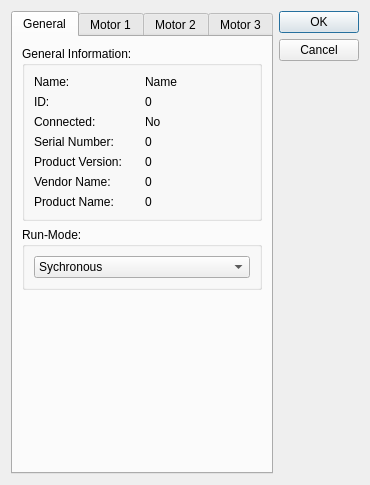
Old version of the form USBMotion3XIII/dialogUSBMotion3XIII.ui in the repository itom-project/plugins.
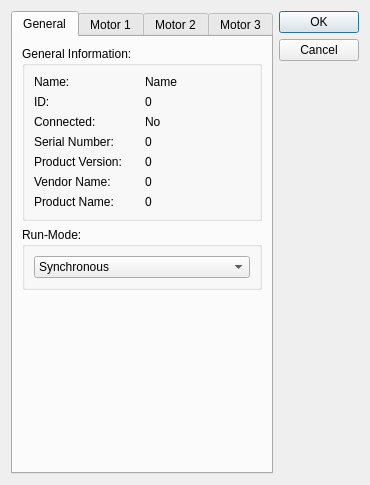
New version of the form.

The edit to the form file:
```diff
--- a/USBMotion3XIII/dialogUSBMotion3XIII.ui
+++ b/USBMotion3XIII/dialogUSBMotion3XIII.ui
@@ -145,7 +145,7 @@
             </property>
             <item>
              <property name="text">
-              <string>Sychronous</string>
+              <string>Synchronous</string>
              </property>
             </item>
             <item>
```
Left out of the diff: 2 changed lines with no effect on the pictures.
